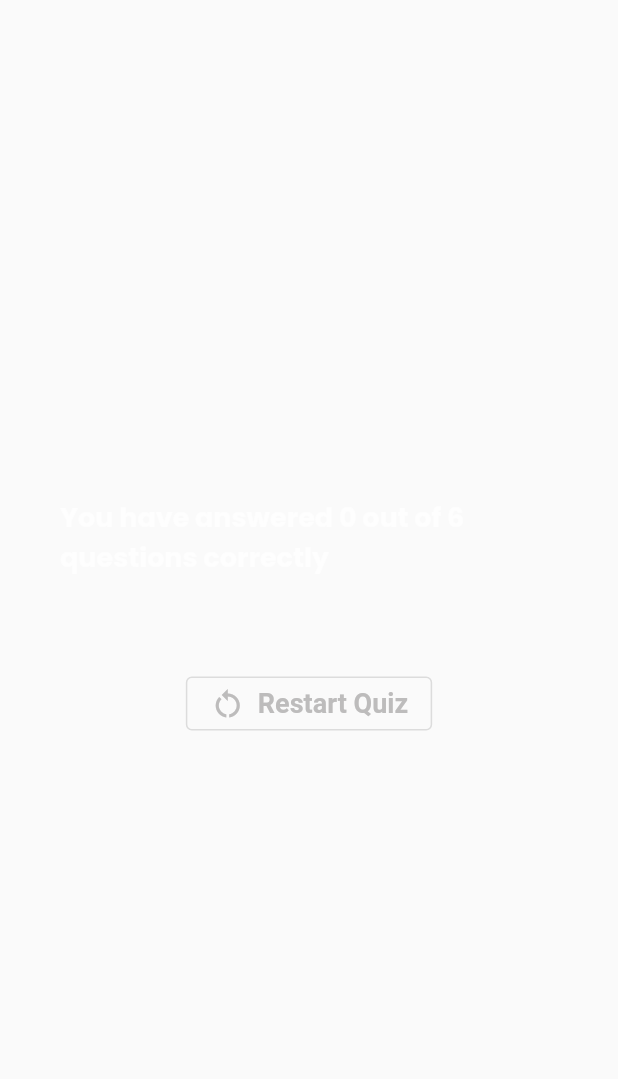
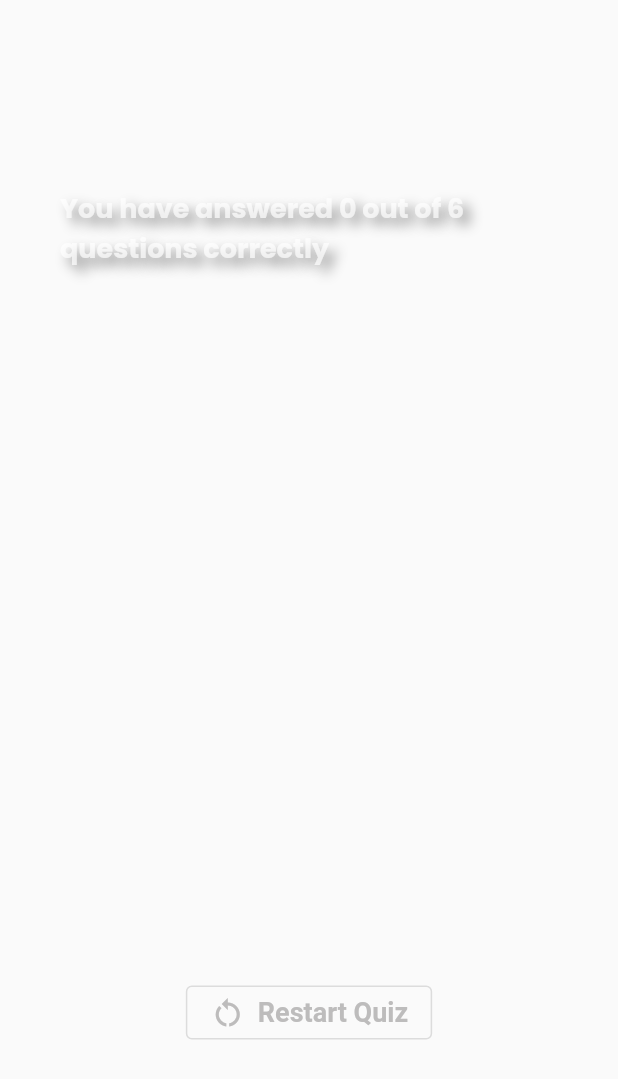
Before and after one commit to sxjal/Quiz, a Flutter app: the ResultScreen widget shown alone on an empty page, opened directly with empty values, on a phone screen of 412 x 824 dp. Shown: the top 1079 px of the screen. Run offline on Flutter 3.47's test engine with Material 2 defaults, Android fonts, the phone set to English and light mode, and no system bars; our stand-ins replace google_fonts.

```diff
--- a/lib/questionsummary.dart
+++ b/lib/questionsummary.dart
@@ -7,7 +7,10 @@ class QuestionSummary extends StatelessWidget {
 
   @override
   Widget build(BuildContext context) {
-    return Column(
+    return SizedBox(
+      height: MediaQuery.of(context).size.height * 0.5,
+      child: SingleChildScrollView(
+        child: Column(
           children: summaryData.map(
             (data) {
               return Row(
@@ -34,7 +37,7 @@ class QuestionSummary extends StatelessWidget {
                           data['question'] as String,
                           style: GoogleFonts.poppins(
                             color: const Color.fromARGB(179, 255, 255, 255),
-                        fontWeight: FontWeight.w400,
+                            fontWeight: FontWeight.bold,
                           ),
                         ),
                         const SizedBox(
@@ -50,7 +53,8 @@ class QuestionSummary extends StatelessWidget {
                         Text(
                           data['answered_answer'] as String,
                           style: GoogleFonts.poppins(
-                        color: data['answered_answer'] == data['correct_answer']
+                            color: data['answered_answer'] ==
+                                    data['correct_answer']
                                 ? const Color.fromARGB(255, 203, 217, 12)
                                 : const Color.fromARGB(255, 111, 229, 0),
                             fontWeight: FontWeight.w400,
@@ -66,6 +70,8 @@ class QuestionSummary extends StatelessWidget {
               );
             },
           ).toList(),
+        ),
+      ),
     );
   }
 }
--- a/lib/resultscreen.dart
+++ b/lib/resultscreen.dart
@@ -3,7 +3,6 @@ import 'package:flutter/material.dart';
 import 'package:google_fonts/google_fonts.dart';
 import 'package:quizapp/data/questions.dart';
 import 'package:quizapp/questionsummary.dart';
-import 'package:quizapp/quiz.dart';
 
 class ResultScreen extends StatelessWidget {
   const ResultScreen(this.restart, {super.key, required this.usersanswers});
@@ -40,6 +39,18 @@ class ResultScreen extends StatelessWidget {
             Text(
               "You have answered $correctanswers out of $totalquestions questions correctly",
               style: GoogleFonts.poppins(
+                shadows: const <Shadow>[
+                  Shadow(
+                    offset: Offset(5.0, 5.0),
+                    blurRadius: 10.0,
+                    color: Color.fromARGB(131, 35, 35, 35),
+                  ),
+                  // Shadow(
+                  //   offset: Offset(10.0, 10.0),
+                  //   blurRadius: 8.0,
+                  //   color: Color.fromARGB(125, 0, 0, 255),
+                  // ),
+                ],
                 fontSize: 18,
                 fontWeight: FontWeight.bold,
                 color: Colors.white70,
```
Lines whose indentation alone changed are shown as unchanged.
